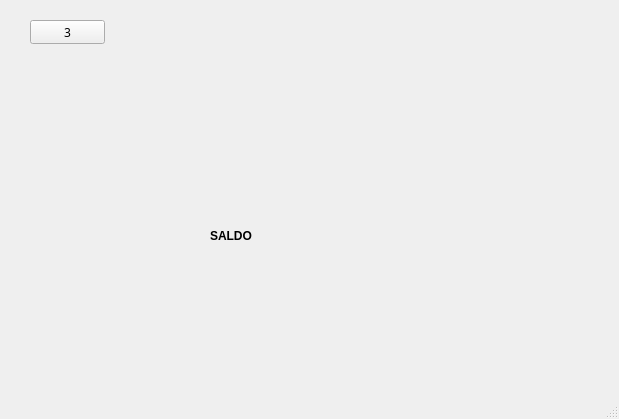
Above: bank-automat/mainwindow.ui from jaccet/MyBankSimul before the change. Below: the same form after it.
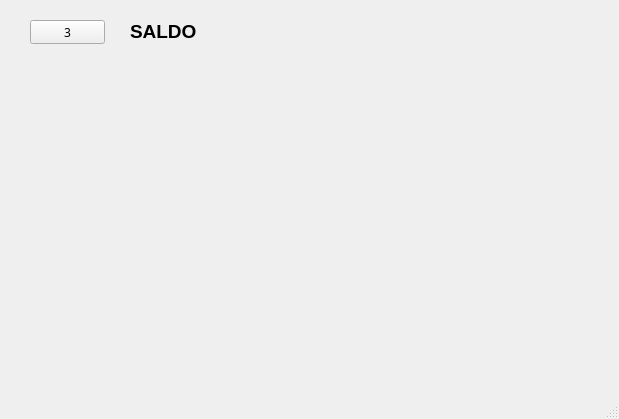
That is the form after the change. The open tabs and pages were chosen to show the change.

The edit to the form file:
```diff
--- a/bank-automat/mainwindow.ui
+++ b/bank-automat/mainwindow.ui
@@ -357,15 +357,24 @@
      <widget class="QLabel" name="label_3">
       <property name="geometry">
        <rect>
-        <x>210</x>
-        <y>200</y>
-        <width>151</width>
-        <height>71</height>
+        <x>130</x>
+        <y>20</y>
+        <width>431</width>
+        <height>241</height>
        </rect>
       </property>
+      <property name="font">
+       <font>
+        <pointsize>14</pointsize>
+        <bold>true</bold>
+       </font>
+      </property>
       <property name="text">
        <string>SALDO</string>
       </property>
+      <property name="alignment">
+       <set>Qt::AlignLeading|Qt::AlignLeft|Qt::AlignTop</set>
+      </property>
      </widget>
      <widget class="QPushButton" name="SALDO_TAKAISIN">
       <property name="geometry">
```
Left out of the diff: 27 changed lines with no effect on the pictures.
